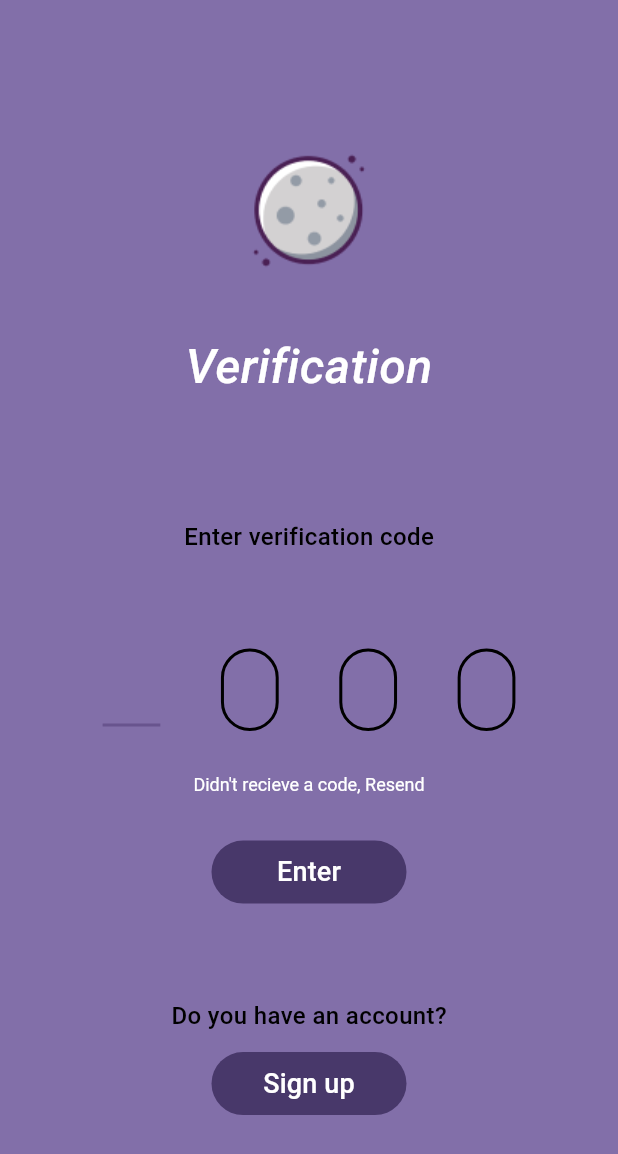
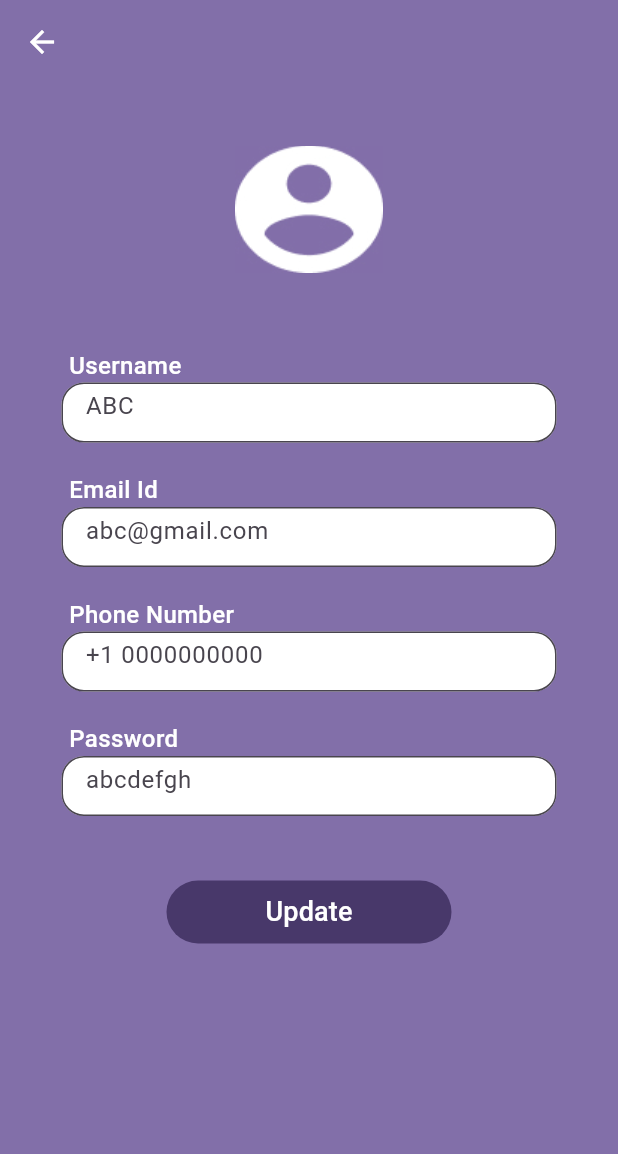
Before and after one commit to ProLangMaster-team/ProLangMaster, a Flutter app: the screen it shows after launch, on a phone screen of 412 x 824 dp. Shown: the top 1154 px of the screen. Run offline on Flutter 3.47's test engine with Material 2 defaults, Android fonts, the light colour scheme and no system bars; our stand-ins replace email_validator; missing offline and left inert: dart:ffi.

```diff
--- /dev/null
+++ b/pro_lang_master/lib/Login/Userdetails.dart
@@ -0,0 +1,181 @@
+import 'dart:io';
+import 'dart:convert';
+import 'package:http/http.dart' as http;
+
+import 'package:flutter/gestures.dart';
+import 'package:flutter/material.dart';
+import 'package:pro_lang_master/Login/login.dart';
+import 'package:pro_lang_master/Login/verification.dart';
+
+class UserDetails extends StatefulWidget {
+  const UserDetails({Key? key}) : super(key: key);
+
+  @override
+  userDetails createState() => userDetails();
+}
+
+class userDetails extends State<UserDetails> {
+  final TextEditingController emailController = new TextEditingController();
+  var errorCase = false;
+  @override
+  Widget build(BuildContext context) {
+    return Scaffold(
+      resizeToAvoidBottomInset: false,
+      appBar: AppBar(
+        backgroundColor: Color(0XFF826FA9),
+        leading: BackButton(
+          color: Colors.white,
+        ),
+      ),
+      body: Center(
+        child: Container(
+          color: const Color(0XFF826FA9),
+          width: double.maxFinite,
+          height: double.maxFinite,
+          padding: const EdgeInsetsDirectional.fromSTEB(0, 41, 0, 0),
+          child: Column(children: <Widget>[
+            Container(
+              margin: const EdgeInsetsDirectional.fromSTEB(0, 0, 0, 50),
+              child: Image.asset('Assets/Vector (1).jpg'),
+            ),
+            Container(
+              width: 320,
+              margin: const EdgeInsetsDirectional.fromSTEB(0, 0, 0, 0),
+              child: const Text(
+                "Username",
+                textAlign: TextAlign.left,
+                style: TextStyle(
+                  color: Colors.white,
+                  fontSize: 16,
+                  fontWeight: FontWeight.w500,
+                ),
+              ),
+            ),
+            Container(
+              width: 330,
+              height: 40,
+              child: TextFormField(
+                  decoration: const InputDecoration(
+                filled: true,
+                border: OutlineInputBorder(
+                  borderSide: BorderSide(color: Colors.black),
+                  borderRadius: BorderRadius.all(Radius.circular(15)),
+                ),
+                fillColor: Colors.white,
+                hintText: 'ABC',
+              )),
+            ),
+            Container(
+              width: 320,
+              margin: const EdgeInsetsDirectional.fromSTEB(0, 20, 0, 0),
+              child: const Text(
+                "Email Id",
+                textAlign: TextAlign.left,
+                style: TextStyle(
+                  color: Colors.white,
+                  fontSize: 16,
+                  fontWeight: FontWeight.w500,
+                ),
+              ),
+            ),
+            Container(
+              width: 330,
+              height: 40,
+              child: TextFormField(
+                  decoration: const InputDecoration(
+                filled: true,
+                border: OutlineInputBorder(
+                  borderSide: BorderSide(color: Colors.black),
+                  borderRadius: BorderRadius.all(Radius.circular(15)),
+                ),
+                fillColor: Colors.white,
+                hintText: 'abc@gmail.com',
+              )),
+            ),
+            Container(
+              width: 320,
+              margin: const EdgeInsetsDirectional.fromSTEB(0, 20, 0, 0),
+              child: const Text(
+                "Phone Number",
+                textAlign: TextAlign.left,
+                style: TextStyle(
+                  color: Colors.white,
+                  fontSize: 16,
+                  fontWeight: FontWeight.w500,
+                ),
+              ),
+            ),
+            Container(
+              width: 330,
+              height: 40,
+              child: TextFormField(
+                  decoration: const InputDecoration(
+                filled: true,
+                border: OutlineInputBorder(
+                  borderSide: BorderSide(color: Colors.black),
+                  borderRadius: BorderRadius.all(Radius.circular(15)),
+                ),
+                fillColor: Colors.white,
+                hintText: '+1 0000000000',
+              )),
+            ),
+            Container(
+              width: 320,
+              margin: const EdgeInsetsDirectional.fromSTEB(0, 20, 0, 0),
+              child: const Text(
+                "Password",
+                textAlign: TextAlign.left,
+                style: TextStyle(
+                  color: Colors.white,
+                  fontSize: 16,
+                  fontWeight: FontWeight.w500,
+                ),
+              ),
+            ),
+            Container(
+              width: 330,
+              height: 40,
+              child: TextFormField(
+                  decoration: InputDecoration(
+                filled: true,
+                border: OutlineInputBorder(
+                  borderSide: BorderSide(color: Colors.black),
+                  borderRadius: BorderRadius.all(Radius.circular(15)),
+                ),
+                fillColor: Colors.white,
+                hintText: 'abcdefgh',
+              )),
+            ),
+            Container(
+              width: 190,
+              margin: EdgeInsetsDirectional.fromSTEB(10, 40, 10, 10),
+              child: TextButton(
+                style: ButtonStyle(
+                  backgroundColor:
+                      MaterialStatePropertyAll<Color>(Color(0XFF48386A)),
+                  foregroundColor:
+                      MaterialStatePropertyAll<Color>(Colors.white),
+                ),
+                onPressed: () {
+                  setState(() {
+                    Navigator.push(
+                      context,
+                      MaterialPageRoute(builder: (context) => LoginScreen()),
+                    );
+                  });
+                },
+                child: Text("Update", style: TextStyle(fontSize: 18)),
+              ),
+            ),
+          ]),
+        ),
+      ),
+    );
+  }
+
+  @override
+  State<StatefulWidget> createState() {
+    // TODO: implement createState
+    throw UnimplementedError();
+  }
+}
--- a/pro_lang_master/lib/main.dart
+++ b/pro_lang_master/lib/main.dart
@@ -1,4 +1,5 @@
 import 'package:flutter/material.dart';
+import 'package:pro_lang_master/Login/Userdetails.dart';
 import 'package:pro_lang_master/Login/login.dart';
 
 import 'package:pro_lang_master/Login/selectLanguage.dart';
@@ -7,6 +8,7 @@ import 'package:pro_lang_master/Login/Goalsetup.dart';
 import 'package:pro_lang_master/Login/question.dart';
 import 'package:pro_lang_master/Login/forgotPassword.dart';
 import 'package:pro_lang_master/Login/verification.dart';
+import 'package:pro_lang_master/Login/createpassword.dart';
 
 void main() {
   runApp(const MyApp());
@@ -22,7 +24,7 @@ class MyApp extends StatelessWidget {
         colorScheme: ColorScheme.fromSeed(seedColor: Colors.deepPurple),
         useMaterial3: true,
       ),
-      home: const Verification(),
+      home: const UserDetails(),
     );
   }
 }
@@ -46,7 +48,7 @@ class _MyHomePageState extends State<MyHomePage> {
       body: Center(
         child: Column(
           mainAxisAlignment: MainAxisAlignment.center,
-          children: <Widget>[Verification()],
+          children: <Widget>[UserDetails()],
         ),
       ),
       floatingActionButton: FloatingActionButton(
--- a/pro_lang_master/pubspec.yaml
+++ b/pro_lang_master/pubspec.yaml
@@ -64,6 +64,7 @@ flutter:
     - Assets/pakistan.jpg
     - Assets/canada.jpg
     - Assets/unitedKingdom.jpg
+    - Assets/Vector (1).jpg
   uses-material-design: true
 
 
```
Also changed, not shown: pro_lang_master/lib/Login/createpassword.dart (added, +165 -0 lines), pro_lang_master/lib/Login/forgotPassword.dart (+21 -8 lines), pro_lang_master/lib/Login/verification.dart (+19 -5 lines), pro_lang_master/Assets/Vector (1).jpg (added), pro_lang_master/lib/Login/login.dart (indentation only).
